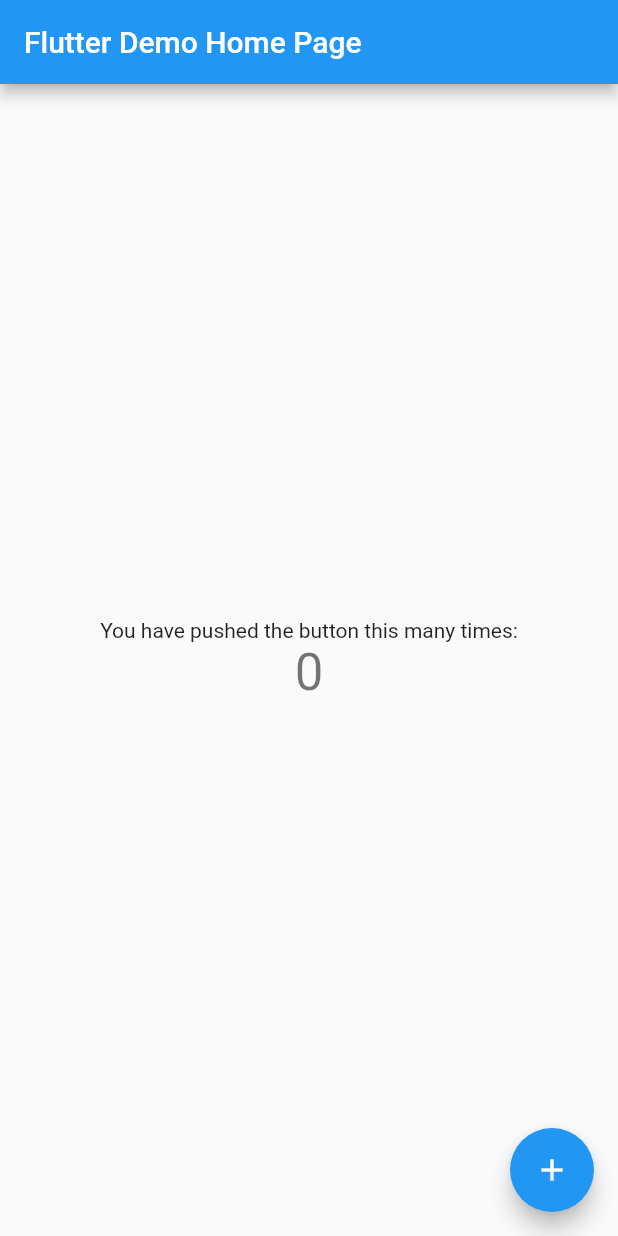
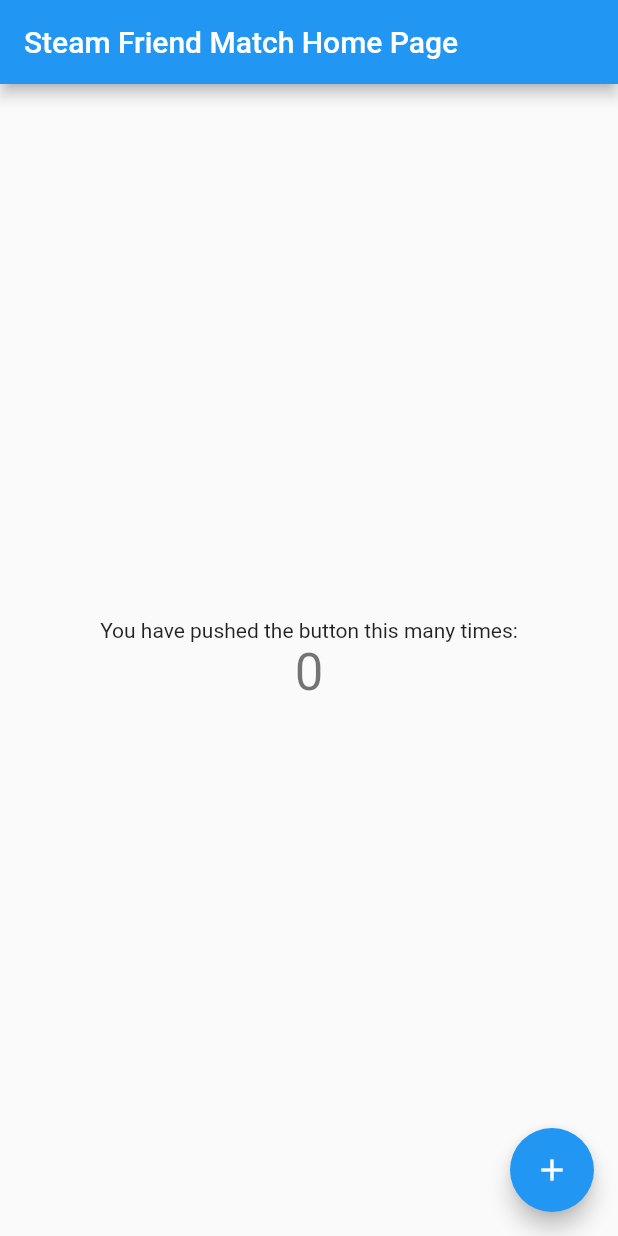
Before and after one commit to gabzeel/steamfriendmatch-loide, a Flutter app: the screen it shows after launch, on a phone screen of 412 x 824 dp. Run offline on Flutter 3.47's test engine with Material 2 defaults, Android fonts, the phone set to English and light mode, and no system bars.

Commit message:
Test change

```diff
--- a/lib/main.dart
+++ b/lib/main.dart
@@ -9,7 +9,7 @@ class MyApp extends StatelessWidget {
   @override
   Widget build(BuildContext context) {
     return MaterialApp(
-      title: 'Flutter Demo',
+      title: 'Steam Friend Match',
       theme: ThemeData(
         // This is the theme of your application.
         //
@@ -26,7 +26,7 @@ class MyApp extends StatelessWidget {
         // closer together (more dense) than on mobile platforms.
         visualDensity: VisualDensity.adaptivePlatformDensity,
       ),
-      home: MyHomePage(title: 'Flutter Demo Home Page'),
+      home: MyHomePage(title: 'Steam Friend Match Home Page'),
     );
   }
 }
```
